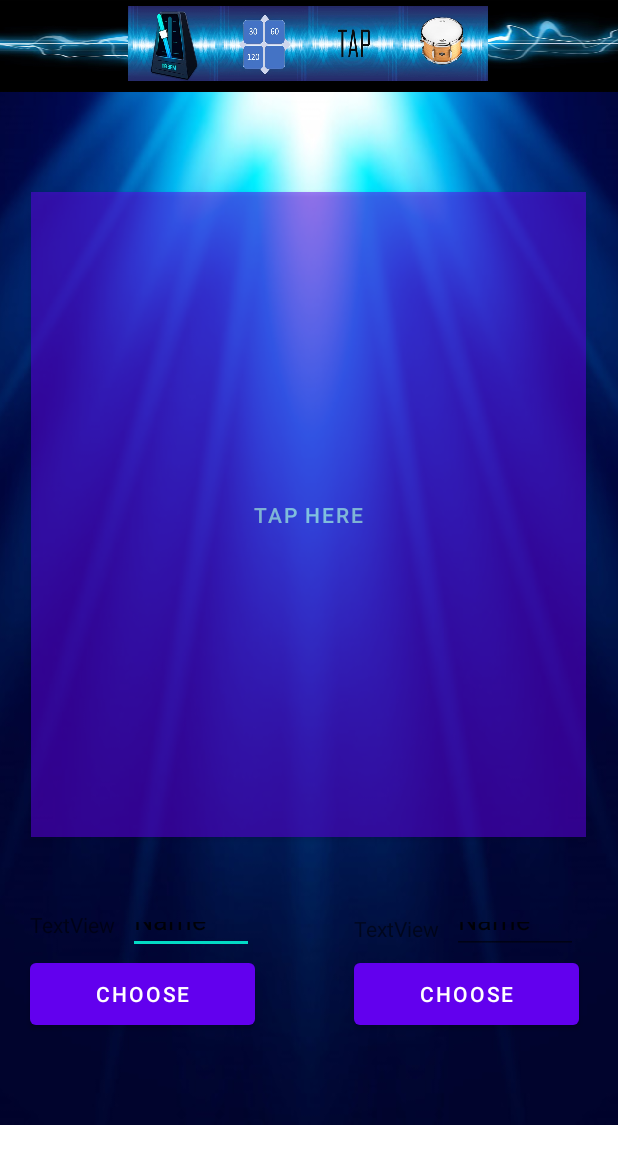
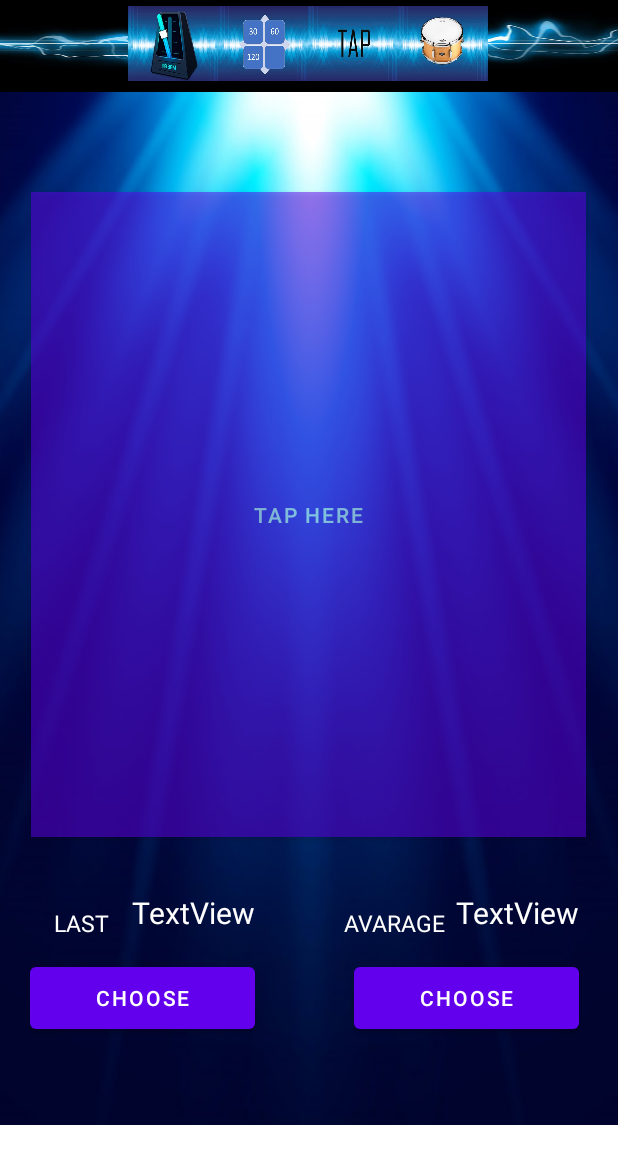
Before and after one commit to YevheniiOnishchenko/Metronom, an Android app: the screen it shows after launch (TapActivity), after a tap on an icon or button, on a phone screen of 412 x 824 dp, the part 84-1236 px from its top. Run offline under Robolectric (Android 15) with nearby library versions, the light colour scheme and no system bars.

Commit message:
adding tap activity and fixing standart beats

```diff
--- a/app/src/main/java/com/example/metronom/MainActivity.java
+++ b/app/src/main/java/com/example/metronom/MainActivity.java
@@ -8,31 +8,36 @@ import android.media.MediaPlayer;
 import android.os.Bundle;
 import android.view.View;
 import android.widget.ImageButton;
+import android.widget.SeekBar;
+import android.widget.TextView;
 
 import java.util.Timer;
 import java.util.TimerTask;
 
 public class MainActivity extends AppCompatActivity {
-    protected ImageButton metronom_activity;
+    private final static int DEFAULT_TEMP = 600;
+    private final static int DEFAULT_TIME_SIGNATURE = 4;
     protected ImageButton standart_beats_activity;
     protected ImageButton tap_activity;
     protected ImageButton template_activity;
     protected ImageButton buttonPlay;
     protected ImageButton buttonPause;
+    protected SeekBar seekBar;
+    protected TextView textViewTemp;
 
     @SuppressLint("WrongViewCast")
     @Override
     protected void onCreate(Bundle savedInstanceState) {
-        SoundSettings sound = SoundSettings.getInstance(getApplicationContext());
 
         super.onCreate(savedInstanceState);
         setContentView(R.layout.activity_main);
+        SoundSettings sound = SoundSettings.getInstance(getApplicationContext());
 
         buttonPlay = (ImageButton)findViewById(R.id.buttonPlay);
         buttonPlay.setOnClickListener(new View.OnClickListener() {
             @Override
             public void onClick(View v) {
-                sound.play(600, 4);
+                sound.play();
             }
         });
 
@@ -43,6 +48,31 @@ public class MainActivity extends AppCompatActivity {
                 sound.pause();
             }
         });
+
+        textViewTemp = (TextView)findViewById(R.id.textViewTemp);
+        textViewTemp.setText(String.valueOf(DEFAULT_TEMP));
+
+        seekBar = (SeekBar) findViewById(R.id.seekBar);
+        seekBar.setOnSeekBarChangeListener(new SeekBar.OnSeekBarChangeListener() {
+            @Override
+            public void onProgressChanged(SeekBar seekBar, int progress, boolean fromUser) {
+                int temp = 60*1000/progress;
+                sound.setTemp(temp);
+                textViewTemp.setText(String.valueOf(progress));
+
+            }
+
+            @Override
+            public void onStartTrackingTouch(SeekBar seekBar) {
+            }
+
+            @Override
+            public void onStopTrackingTouch(SeekBar seekBar) {
+                sound.play();
+            }
+        });
+
+
 
         standart_beats_activity = (ImageButton)findViewById(R.id.standart_beats_activity);
         standart_beats_activity.setOnClickListener(new View.OnClickListener() {
--- a/app/src/main/java/com/example/metronom/TapActivity.java
+++ b/app/src/main/java/com/example/metronom/TapActivity.java
@@ -6,19 +6,91 @@ import android.annotation.SuppressLint;
 import android.content.Intent;
 import android.os.Bundle;
 import android.view.View;
+import android.widget.Button;
 import android.widget.ImageButton;
+import android.widget.TextView;
+
+import java.util.Calendar;
+import java.util.Date;
 
 public class TapActivity extends AppCompatActivity {
     protected ImageButton metronom_activity;
     protected ImageButton standart_beats_activity;
-    protected ImageButton tap_activity;
     protected ImageButton template_activity;
+    protected Button buttonTap;
+    protected TextView textViewLast;
+    protected TextView textViewAvarage;
+    protected Button buttonLast;
+    protected Button buttonAvarage;
+    private long tempLast=0;
+    private long tempAvarage=0;
+    private int countOfTaps=0;
+    private Date prevTime = new Date();
+    private Date currTime = new Date();
 
     @SuppressLint("WrongViewCast")
     @Override
     protected void onCreate(Bundle savedInstanceState) {
         super.onCreate(savedInstanceState);
         setContentView(R.layout.tap);
+        SoundSettings sound = SoundSettings.getInstance(getApplicationContext());
+
+        textViewLast = (TextView)findViewById(R.id.textViewLast);
+        textViewAvarage = (TextView)findViewById(R.id.textViewAvarage);
+
+        buttonTap = (Button) findViewById(R.id.buttonTap);
+        buttonTap.setOnClickListener(new View.OnClickListener() {
+            @Override
+            public void onClick(View v) {
+                sound.pause();
+
+                if(countOfTaps>0) {
+                    prevTime = currTime;
+                    currTime = new Date();
+                    sound.playSound();
+                    tempLast = currTime.getTime() - prevTime.getTime();
+
+                    tempAvarage += 60*1000/tempLast;
+
+                    textViewLast.setText(String.valueOf(60*1000/tempLast));
+                    textViewAvarage.setText(String.valueOf(tempAvarage/countOfTaps));
+                    countOfTaps++;
+
+                }else {
+                    textViewLast.setText(String.valueOf(0));
+                    textViewAvarage.setText(String.valueOf(0));
+                    currTime = new Date();
+                    countOfTaps++;
+
+                }
+
+                if(tempLast>3000){
+                    countOfTaps=1;
+                    tempAvarage=0;
+                    tempLast=0;
+                    textViewLast.setText(String.valueOf(0));
+                    textViewAvarage.setText(String.valueOf(0));
+                }
+            }
+        });
+
+        buttonLast = (Button) findViewById(R.id.buttonLast);
+        buttonLast.setOnClickListener(new View.OnClickListener() {
+            @Override
+            public void onClick(View v) {
+                sound.setTemp(60*1000/Integer.parseInt(textViewLast.getText().toString()));
+                sound.play();
+            }
+        });
+
+        buttonAvarage = (Button) findViewById(R.id.buttonAvarage);
+        buttonAvarage.setOnClickListener(new View.OnClickListener() {
+            @Override
+            public void onClick(View v) {
+                sound.setTemp(60*1000/Integer.parseInt(textViewAvarage.getText().toString()));
+                sound.play();
+            }
+        });
 
         metronom_activity = (ImageButton)findViewById(R.id.metronom_activity);
         metronom_activity.setOnClickListener(new View.OnClickListener() {
@@ -38,15 +110,6 @@ public class TapActivity extends AppCompatActivity {
             }
         });
 
-        tap_activity = (ImageButton)findViewById(R.id.tap_activity);
-        tap_activity.setOnClickListener(new View.OnClickListener() {
-            @Override
-            public void onClick(View v) {
-                Intent new_activity = new Intent(TapActivity.this, TapActivity.class);
-                startActivity(new_activity);
-            }
-        });
-
         template_activity = (ImageButton)findViewById(R.id.template_activity);
         template_activity.setOnClickListener(new View.OnClickListener() {
             @Override
--- a/app/src/main/res/layout/tap.xml
+++ b/app/src/main/res/layout/tap.xml
@@ -74,7 +74,7 @@
         app:layout_constraintTop_toTopOf="parent" />
 
     <Button
-        android:id="@+id/button2"
+        android:id="@+id/buttonTap"
         android:layout_width="370dp"
         android:layout_height="430dp"
         android:alpha="0.5"
@@ -87,28 +87,16 @@
         app:layout_constraintTop_toTopOf="parent"
         app:layout_constraintVertical_bias="0.378" />
 
-    <EditText
-        android:id="@+id/editTextLast"
-        android:layout_width="84dp"
-        android:layout_height="31dp"
-        android:layout_marginEnd="240dp"
-        android:layout_marginRight="240dp"
-        android:layout_marginBottom="132dp"
-        android:ems="10"
-        android:inputType="textPersonName"
-        android:text="Name"
-        app:layout_constraintBottom_toBottomOf="parent"
-        app:layout_constraintEnd_toEndOf="parent"
-        app:layout_constraintHorizontal_bias="0.777"
-        app:layout_constraintStart_toEndOf="@+id/textViewLast" />
-
     <TextView
-        android:id="@+id/textViewLast"
-        android:layout_width="wrap_content"
+        android:id="@+id/textViewLastText"
+        android:layout_width="70dp"
         android:layout_height="wrap_content"
         android:layout_marginEnd="25dp"
         android:layout_marginRight="25dp"
-        android:text="TextView"
+        android:text="LAST"
+        android:textColor="@color/white"
+        android:textSize="15sp"
+        android:gravity="center"
         app:layout_constraintBottom_toBottomOf="parent"
         app:layout_constraintEnd_toEndOf="parent"
         app:layout_constraintHorizontal_bias="0.06"
@@ -122,38 +110,27 @@
         android:layout_height="53dp"
         android:layout_marginStart="20dp"
         android:layout_marginLeft="20dp"
+        android:layout_marginBottom="76dp"
         android:text="CHOOSE"
-        app:layout_constraintStart_toStartOf="parent"
-        app:layout_constraintTop_toBottomOf="@+id/editTextLast" />
-
-    <EditText
-        android:id="@+id/editTextAvarage"
-        android:layout_width="84dp"
-        android:layout_height="31dp"
-        android:layout_marginEnd="24dp"
-        android:layout_marginRight="24dp"
-        android:layout_marginBottom="132dp"
-        android:ems="10"
-        android:inputType="textPersonName"
-        android:text="Name"
         app:layout_constraintBottom_toBottomOf="parent"
-        app:layout_constraintEnd_toEndOf="parent"
-        app:layout_constraintHorizontal_bias="0.777"
-        app:layout_constraintStart_toEndOf="@+id/textViewAvarage" />
+        app:layout_constraintStart_toStartOf="parent" />
 
     <TextView
-        android:id="@+id/textViewAvarage"
-        android:layout_width="wrap_content"
+        android:id="@+id/textViewAvarageText"
+        android:layout_width="70dp"
         android:layout_height="wrap_content"
         android:layout_marginEnd="25dp"
         android:layout_marginRight="25dp"
-        android:text="TextView"
+        android:text="AVARAGE"
+        android:textColor="@color/white"
+        android:textSize="15sp"
+        android:gravity="center"
         app:layout_constraintBottom_toBottomOf="parent"
         app:layout_constraintEnd_toEndOf="parent"
-        app:layout_constraintHorizontal_bias="0.716"
+        app:layout_constraintHorizontal_bias="0.719"
         app:layout_constraintStart_toStartOf="parent"
         app:layout_constraintTop_toTopOf="parent"
-        app:layout_constraintVertical_bias="0.814" />
+        app:layout_constraintVertical_bias="0.81" />
 
     <Button
         android:id="@+id/buttonAvarage"
@@ -161,9 +138,40 @@
         android:layout_height="53dp"
         android:layout_marginStart="236dp"
         android:layout_marginLeft="236dp"
+        android:layout_marginBottom="76dp"
         android:text="CHOOSE"
+        app:layout_constraintBottom_toBottomOf="parent"
+        app:layout_constraintStart_toStartOf="parent" />
+
+    <TextView
+        android:id="@+id/textViewLast"
+        android:layout_width="83dp"
+        android:layout_height="33dp"
+        android:text="TextView"
+        android:textColor="@color/white"
+        android:textSize="20sp"
+        android:gravity="center"
+        app:layout_constraintBottom_toBottomOf="parent"
+        app:layout_constraintEnd_toEndOf="parent"
+        app:layout_constraintHorizontal_bias="0.265"
         app:layout_constraintStart_toStartOf="parent"
-        app:layout_constraintTop_toBottomOf="@+id/editTextAvarage" />
+        app:layout_constraintTop_toTopOf="parent"
+        app:layout_constraintVertical_bias="0.806" />
+
+    <TextView
+        android:id="@+id/textViewAvarage"
+        android:layout_width="83dp"
+        android:layout_height="33dp"
+        android:text="TextView"
+        android:textColor="@color/white"
+        android:textSize="20sp"
+        android:gravity="center"
+        app:layout_constraintBottom_toBottomOf="parent"
+        app:layout_constraintEnd_toEndOf="parent"
+        app:layout_constraintHorizontal_bias="0.923"
+        app:layout_constraintStart_toStartOf="parent"
+        app:layout_constraintTop_toTopOf="parent"
+        app:layout_constraintVertical_bias="0.806" />
 
 
 </androidx.constraintlayout.widget.ConstraintLayout>
```
Also changed, not shown: app/src/main/java/com/example/metronom/SoundSettings.java (+15 -16 lines), app/src/main/java/com/example/metronom/StandartBeatsActivity.java (+30 -18 lines), app/src/main/res/layout/activity_main.xml (+7 -1 lines).
